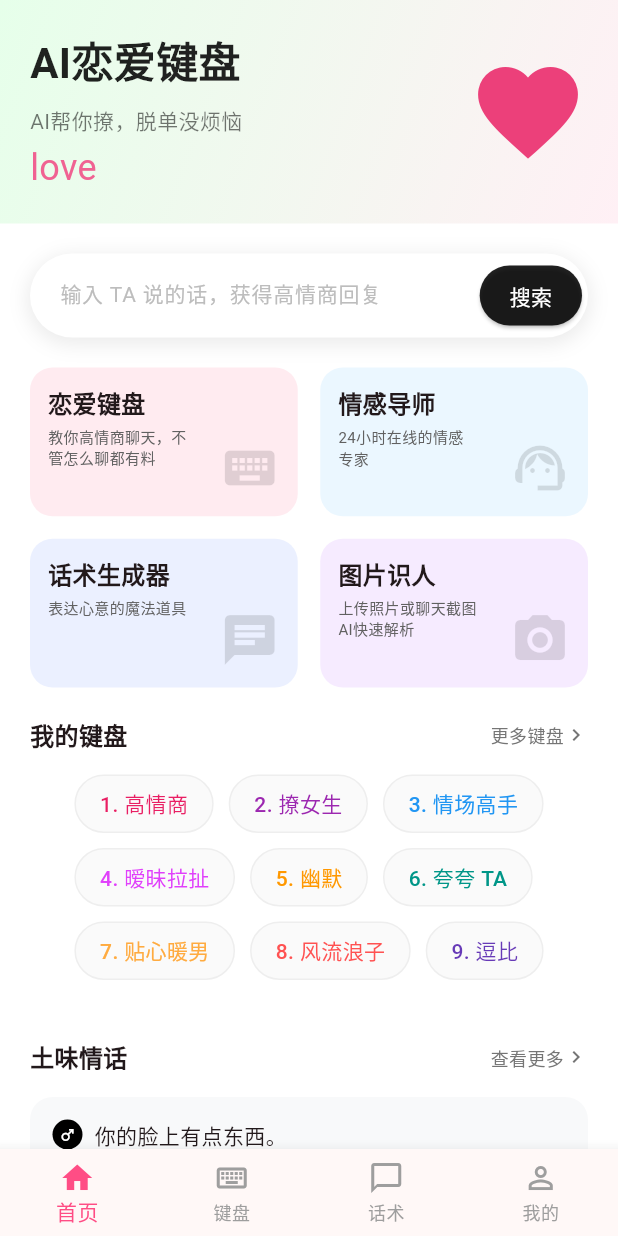
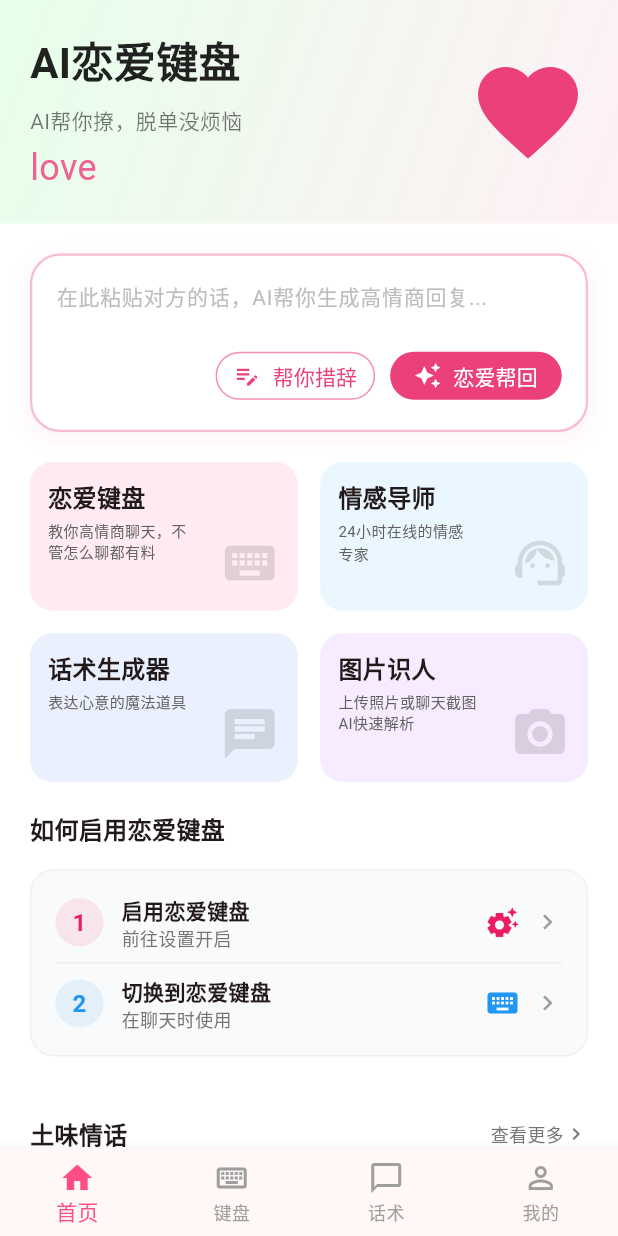
Before and after one commit to zx2121651/LoveKey, a Flutter app: the screen it shows after launch, on a phone screen of 412 x 824 dp. Run offline on Flutter 3.47's test engine with Material 3 defaults, Android fonts, the phone set to English and light mode, and no system bars; Roboto replaces fonts that are missing (cursive).

Commit message:
feat: 完善恋爱键盘 Flutter 端 UI 界面交互
- 在 `home_screen.dart` 中新增“启用恋爱键盘”指引组件，指导用户开启并切换至原生输入法。
- 完善 `home_screen.dart` 中顶部搜索区域 UI，新增“帮你措辞”与“恋爱帮回”的模拟交互入口。
- 更新 `profile_screen.dart`，添加隐私政策、用户协议等更真实的“我的”页面选项。
- 验证所有 Dart 测试用例以及 Android APK 构建成功。

Co-authored-by: zx2121651 <67641592+zx2121651@users.noreply.github.com>

```diff
--- a/lib/screens/home_screen.dart
+++ b/lib/screens/home_screen.dart
@@ -88,38 +88,73 @@ class HomeScreen extends StatelessWidget {
       child: Container(
         decoration: BoxDecoration(
           color: Colors.white,
-          borderRadius: BorderRadius.circular(30),
+          borderRadius: BorderRadius.circular(20),
+          border: Border.all(color: Colors.pink.withOpacity(0.3), width: 1.5),
           boxShadow: [
             BoxShadow(
-              color: Colors.grey.withOpacity(0.2),
+              color: Colors.pink.withOpacity(0.05),
               spreadRadius: 2,
               blurRadius: 10,
               offset: const Offset(0, 3),
             ),
           ],
         ),
-        child: TextField(
+        child: Column(
+          crossAxisAlignment: CrossAxisAlignment.stretch,
+          children: [
+            TextField(
+              maxLines: 3,
+              minLines: 1,
               decoration: InputDecoration(
-            hintText: '输入 TA 说的话，获得高情商回复',
+                hintText: '在此粘贴对方的话，AI帮你生成高情商回复...',
                 hintStyle: TextStyle(color: Colors.grey[400], fontSize: 14),
                 border: InputBorder.none,
-            contentPadding: const EdgeInsets.symmetric(horizontal: 20, vertical: 15),
-            suffixIcon: Padding(
-              padding: const EdgeInsets.all(4.0),
-              child: ElevatedButton(
-                onPressed: () {},
-                style: ElevatedButton.styleFrom(
-                  backgroundColor: Colors.black87,
-                  foregroundColor: Colors.white,
-                  shape: RoundedRectangleBorder(
-                    borderRadius: BorderRadius.circular(25),
-                  ),
-                  padding: const EdgeInsets.symmetric(horizontal: 20),
-                ),
-                child: const Text('搜索'),
+                contentPadding: const EdgeInsets.all(16),
               ),
             ),
+            Padding(
+              padding: const EdgeInsets.only(left: 16, right: 16, bottom: 12),
+              child: Row(
+                mainAxisAlignment: MainAxisAlignment.end,
+                children: [
+                  OutlinedButton.icon(
+                    onPressed: () {
+                      // TODO: Implement wording polishing
+                    },
+                    icon: const Icon(Icons.edit_note, size: 18),
+                    label: const Text('帮你措辞'),
+                    style: OutlinedButton.styleFrom(
+                      foregroundColor: Colors.pink[400],
+                      side: BorderSide(color: Colors.pink[200]!),
+                      shape: RoundedRectangleBorder(
+                        borderRadius: BorderRadius.circular(20),
                       ),
+                      padding: const EdgeInsets.symmetric(horizontal: 12, vertical: 0),
+                      minimumSize: const Size(0, 32),
+                    ),
+                  ),
+                  const SizedBox(width: 10),
+                  ElevatedButton.icon(
+                    onPressed: () {
+                      // TODO: Implement AI reply generation mock
+                    },
+                    icon: const Icon(Icons.auto_awesome, size: 18),
+                    label: const Text('恋爱帮回'),
+                    style: ElevatedButton.styleFrom(
+                      backgroundColor: Colors.pink[400],
+                      foregroundColor: Colors.white,
+                      elevation: 0,
+                      shape: RoundedRectangleBorder(
+                        borderRadius: BorderRadius.circular(20),
+                      ),
+                      padding: const EdgeInsets.symmetric(horizontal: 16, vertical: 0),
+                      minimumSize: const Size(0, 32),
+                    ),
+                  ),
+                ],
+              ),
+            ),
+          ],
         ),
       ),
     );
@@ -190,59 +225,113 @@ class HomeScreen extends StatelessWidget {
   }
 
   Widget _buildMyKeyboardSection() {
-    final tags = [
-      {'label': '1. 高情商', 'color': Colors.pink},
-      {'label': '2. 撩女生', 'color': Colors.purple},
-      {'label': '3. 情场高手', 'color': Colors.blue},
-      {'label': '4. 暧昧拉扯', 'color': Colors.purpleAccent},
-      {'label': '5. 幽默', 'color': Colors.orange},
-      {'label': '6. 夸夸 TA', 'color': Colors.teal},
-      {'label': '7. 贴心暖男', 'color': Colors.orangeAccent},
-      {'label': '8. 风流浪子', 'color': Colors.redAccent},
-      {'label': '9. 逗比', 'color': Colors.deepPurple},
-    ];
-
     return Padding(
       padding: const EdgeInsets.all(20),
       child: Column(
+        crossAxisAlignment: CrossAxisAlignment.start,
         children: [
           Row(
             mainAxisAlignment: MainAxisAlignment.spaceBetween,
             children: [
               const Text(
-                '我的键盘',
+                '如何启用恋爱键盘',
                 style: TextStyle(fontWeight: FontWeight.bold, fontSize: 16),
               ),
-              Row(
-                children: [
-                  Text('更多键盘', style: TextStyle(color: Colors.grey[600], fontSize: 12)),
-                  Icon(Icons.chevron_right, size: 16, color: Colors.grey[600]),
-                ],
-              )
             ],
           ),
           const SizedBox(height: 15),
-          Wrap(
-            spacing: 10,
-            runSpacing: 10,
-            children: tags.map((tag) {
-              return Container(
-                padding: const EdgeInsets.symmetric(horizontal: 16, vertical: 8),
+          Container(
+            width: double.infinity,
+            padding: const EdgeInsets.all(16),
             decoration: BoxDecoration(
-                  color: Colors.grey[50],
-                  borderRadius: BorderRadius.circular(20),
-                  border: Border.all(color: Colors.grey[200]!),
+              color: const Color(0xFFF9FAFB),
+              borderRadius: BorderRadius.circular(16),
+              border: Border.all(color: const Color(0xFFF0F0F0)),
             ),
-                child: Text(
-                  tag['label'] as String,
-                  style: TextStyle(
-                    color: tag['color'] as Color,
-                    fontWeight: FontWeight.w500,
+            child: Column(
+              crossAxisAlignment: CrossAxisAlignment.start,
+              children: [
+                _buildKeyboardStep(
+                  stepNumber: '1',
+                  title: '启用恋爱键盘',
+                  subtitle: '前往设置开启',
+                  icon: Icons.settings_suggest,
+                  color: Colors.pink,
+                  onTap: () {
+                    // TODO: Navigate to Android input settings
+                  },
+                ),
+                const Padding(
+                  padding: EdgeInsets.symmetric(vertical: 8.0),
+                  child: Divider(height: 1, color: Color(0xFFEEEEEE)),
+                ),
+                _buildKeyboardStep(
+                  stepNumber: '2',
+                  title: '切换到恋爱键盘',
+                  subtitle: '在聊天时使用',
+                  icon: Icons.keyboard,
+                  color: Colors.blue,
+                  onTap: () {
+                    // TODO: Show input method picker
+                  },
+                ),
+              ],
             ),
           ),
+        ],
+      ),
     );
-            }).toList(),
+  }
+
+  Widget _buildKeyboardStep({
+    required String stepNumber,
+    required String title,
+    required String subtitle,
+    required IconData icon,
+    required Color color,
+    required VoidCallback onTap,
+  }) {
+    return InkWell(
+      onTap: onTap,
+      child: Row(
+        children: [
+          Container(
+            width: 32,
+            height: 32,
+            decoration: BoxDecoration(
+              color: color.withOpacity(0.1),
+              shape: BoxShape.circle,
             ),
+            child: Center(
+              child: Text(
+                stepNumber,
+                style: TextStyle(
+                  color: color,
+                  fontWeight: FontWeight.bold,
+                  fontSize: 16,
+                ),
+              ),
+            ),
+          ),
+          const SizedBox(width: 12),
+          Expanded(
+            child: Column(
+              crossAxisAlignment: CrossAxisAlignment.start,
+              children: [
+                Text(
+                  title,
+                  style: const TextStyle(fontWeight: FontWeight.w600, fontSize: 14),
+                ),
+                Text(
+                  subtitle,
+                  style: TextStyle(color: Colors.grey[600], fontSize: 12),
+                ),
+              ],
+            ),
+          ),
+          Icon(icon, color: color, size: 24),
+          const SizedBox(width: 8),
+          const Icon(Icons.chevron_right, color: Colors.grey, size: 20),
         ],
       ),
     );
--- a/lib/screens/profile_screen.dart
+++ b/lib/screens/profile_screen.dart
@@ -138,10 +138,11 @@ class ProfileScreen extends StatelessWidget {
         children: [
           _buildMenuItem(Icons.person_outline, '个人信息'),
           _buildMenuItem(Icons.receipt_long, '消费记录'),
-          _buildMenuItem(Icons.info_outline, '关于'),
+          _buildMenuItem(Icons.verified_user_outlined, '隐私政策'),
+          _buildMenuItem(Icons.description_outlined, '用户协议'),
+          _buildMenuItem(Icons.info_outline, '关于恋爱键盘'),
           _buildMenuItem(Icons.headset_mic_outlined, '联系客服'),
           _buildMenuItem(Icons.settings_outlined, '设置'),
-          _buildMenuItem(Icons.gavel_outlined, '摘要投诉'),
         ],
       ),
     );
```
Lines whose indentation alone changed are shown as unchanged.
